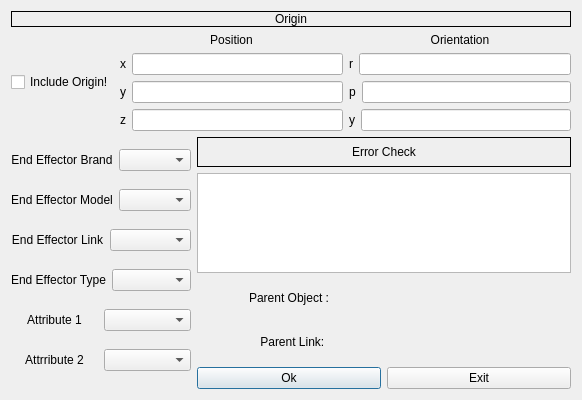
This is workcell_builder/workcell_builder/gui/addendeffector.ui in Mukaram01/Easy_Manipulator_Improved as Qt 5 draws it before an edit. The edited form follows.
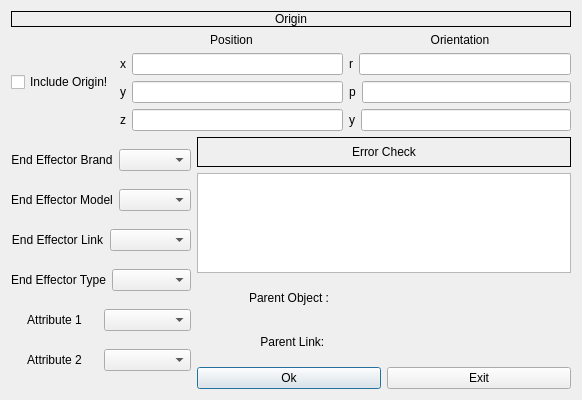
This is the edited form.

```diff
--- a/workcell_builder/workcell_builder/gui/addendeffector.ui
+++ b/workcell_builder/workcell_builder/gui/addendeffector.ui
@@ -316,7 +316,7 @@
               <enum>QFrame::NoFrame</enum>
              </property>
              <property name="text">
-              <string>Attrribute 2</string>
+              <string>Attribute 2</string>
              </property>
              <property name="alignment">
               <set>Qt::AlignCenter</set>
```
Left out of the diff: 8 changed lines with no effect on the pictures.
